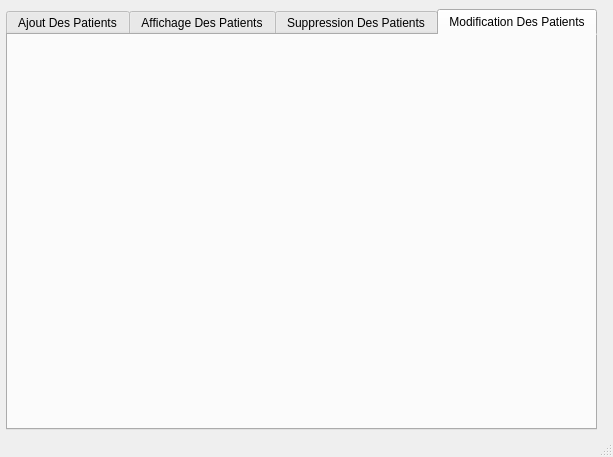
HmiziTamim/SMART_AID_ASSOCIATION_2A10, file mainwindow.ui: the form before one commit.
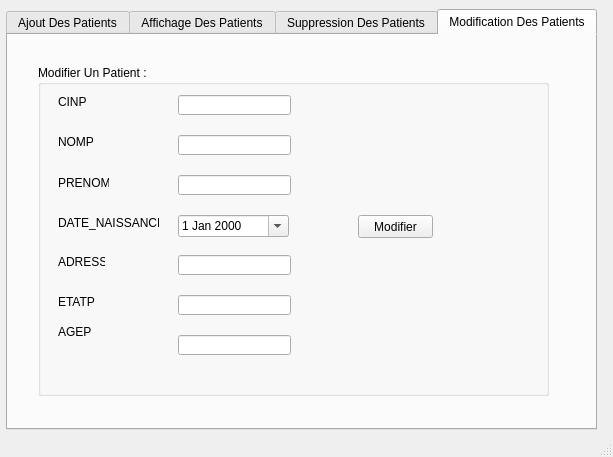
The form after the commit.

```diff
--- a/mainwindow.ui
+++ b/mainwindow.ui
@@ -310,6 +310,196 @@
      <attribute name="title">
       <string>Modification Des Patients</string>
      </attribute>
+     <widget class="QGroupBox" name="groupBox_3">
+      <property name="geometry">
+       <rect>
+        <x>30</x>
+        <y>30</y>
+        <width>511</width>
+        <height>331</height>
+       </rect>
+      </property>
+      <property name="title">
+       <string>Modifier Un Patient :</string>
+      </property>
+      <widget class="QLabel" name="label_9">
+       <property name="geometry">
+        <rect>
+         <x>20</x>
+         <y>30</y>
+         <width>47</width>
+         <height>14</height>
+        </rect>
+       </property>
+       <property name="text">
+        <string>CINP</string>
+       </property>
+      </widget>
+      <widget class="QLabel" name="label_10">
+       <property name="geometry">
+        <rect>
+         <x>20</x>
+         <y>70</y>
+         <width>47</width>
+         <height>14</height>
+        </rect>
+       </property>
+       <property name="text">
+        <string>NOMP</string>
+       </property>
+      </widget>
+      <widget class="QLabel" name="label_11">
+       <property name="geometry">
+        <rect>
+         <x>20</x>
+         <y>110</y>
+         <width>51</width>
+         <height>16</height>
+        </rect>
+       </property>
+       <property name="text">
+        <string>PRENOMP</string>
+       </property>
+      </widget>
+      <widget class="QLabel" name="label_12">
+       <property name="geometry">
+        <rect>
+         <x>20</x>
+         <y>150</y>
+         <width>101</width>
+         <height>16</height>
+        </rect>
+       </property>
+       <property name="text">
+        <string>DATE_NAISSANCEP</string>
+       </property>
+      </widget>
+      <widget class="QLabel" name="label_13">
+       <property name="geometry">
+        <rect>
+         <x>20</x>
+         <y>190</y>
+         <width>47</width>
+         <height>14</height>
+        </rect>
+       </property>
+       <property name="text">
+        <string>ADRESSEP</string>
+       </property>
+      </widget>
+      <widget class="QLabel" name="label_14">
+       <property name="geometry">
+        <rect>
+         <x>20</x>
+         <y>230</y>
+         <width>47</width>
+         <height>14</height>
+        </rect>
+       </property>
+       <property name="text">
+        <string>ETATP</string>
+       </property>
+      </widget>
+      <widget class="QLabel" name="label_15">
+       <property name="geometry">
+        <rect>
+         <x>20</x>
+         <y>260</y>
+         <width>47</width>
+         <height>14</height>
+        </rect>
+       </property>
+       <property name="text">
+        <string>AGEP</string>
+       </property>
+      </widget>
+      <widget class="QLineEdit" name="lineEditCINP_2">
+       <property name="geometry">
+        <rect>
+         <x>140</x>
+         <y>30</y>
+         <width>113</width>
+         <height>20</height>
+        </rect>
+       </property>
+      </widget>
+      <widget class="QLineEdit" name="lineEditNOMP_2">
+       <property name="geometry">
+        <rect>
+         <x>140</x>
+         <y>70</y>
+         <width>113</width>
+         <height>20</height>
+        </rect>
+       </property>
+      </widget>
+      <widget class="QLineEdit" name="lineEditPRENOMP_2">
+       <property name="geometry">
+        <rect>
+         <x>140</x>
+         <y>110</y>
+         <width>113</width>
+         <height>20</height>
+        </rect>
+       </property>
+      </widget>
+      <widget class="QLineEdit" name="lineEditADRESSEP_2">
+       <property name="geometry">
+        <rect>
+         <x>140</x>
+         <y>190</y>
+         <width>113</width>
+         <height>20</height>
+        </rect>
+       </property>
+      </widget>
+      <widget class="QLineEdit" name="lineEditETATP_2">
+       <property name="geometry">
+        <rect>
+         <x>140</x>
+         <y>230</y>
+         <width>113</width>
+         <height>20</height>
+        </rect>
+       </property>
+      </widget>
+      <widget class="QLineEdit" name="lineEditAGEP_2">
+       <property name="geometry">
+        <rect>
+         <x>140</x>
+         <y>270</y>
+         <width>113</width>
+         <height>20</height>
+        </rect>
+       </property>
+      </widget>
+      <widget class="QPushButton" name="pushButtonModifier">
+       <property name="geometry">
+        <rect>
+         <x>320</x>
+         <y>150</y>
+         <width>75</width>
+         <height>23</height>
+        </rect>
+       </property>
+       <property name="text">
+        <string>Modifier</string>
+       </property>
+      </widget>
+      <widget class="QDateEdit" name="dateEdit_2">
+       <property name="geometry">
+        <rect>
+         <x>140</x>
+         <y>150</y>
+         <width>111</width>
+         <height>22</height>
+        </rect>
+       </property>
+       <property name="calendarPopup">
+        <bool>true</bool>
+       </property>
+      </widget>
+     </widget>
     </widget>
    </widget>
   </widget>
```
